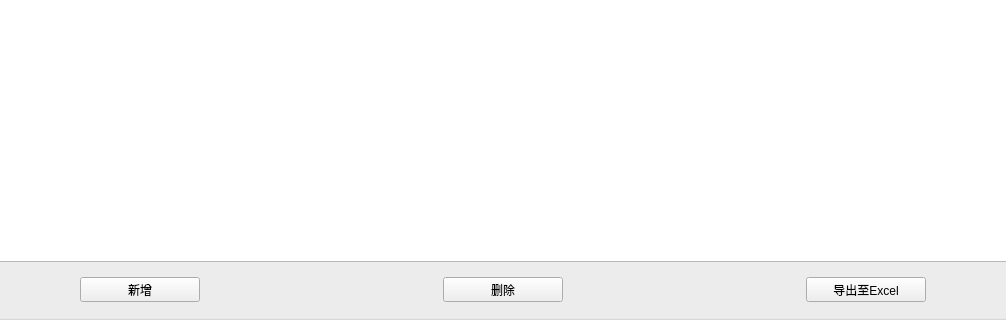
Old version of the form widgets/serviceSupport/materialManagementUI.ui in the repository Belos10/Equip; both pictures show x 181 to 1187 and y 528 to 848 of the 1368 by 848 pixel window.
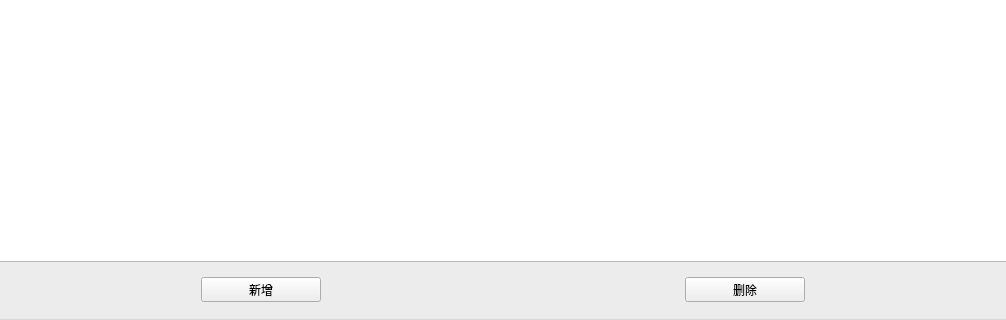
New version of the form.

Commit message: 修改无效导入导出

What changed in the file:
```diff
--- a/widgets/serviceSupport/materialManagementUI.ui
+++ b/widgets/serviceSupport/materialManagementUI.ui
@@ -162,19 +162,6 @@
             </property>
            </widget>
           </item>
-          <item>
-           <widget class="QToolButton" name="tb_outputToExcel">
-            <property name="maximumSize">
-             <size>
-              <width>120</width>
-              <height>50</height>
-             </size>
-            </property>
-            <property name="text">
-             <string>导出至Excel</string>
-            </property>
-           </widget>
-          </item>
          </layout>
         </item>
        </layout>
```
The commit also changes 14 other files.
